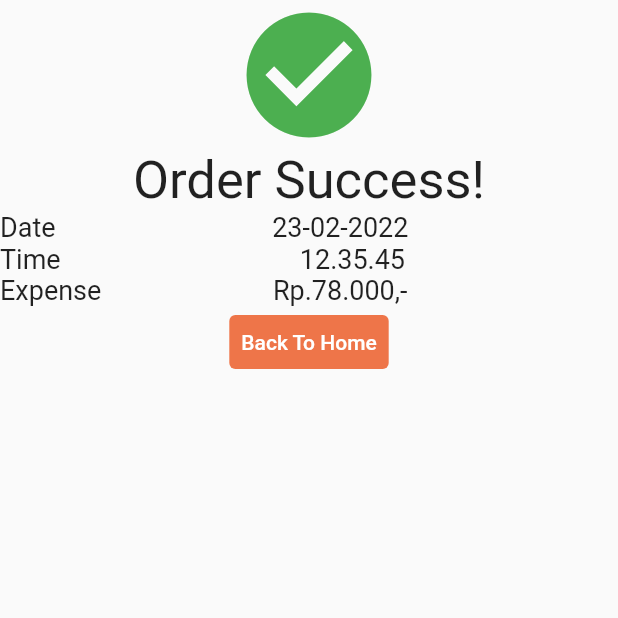
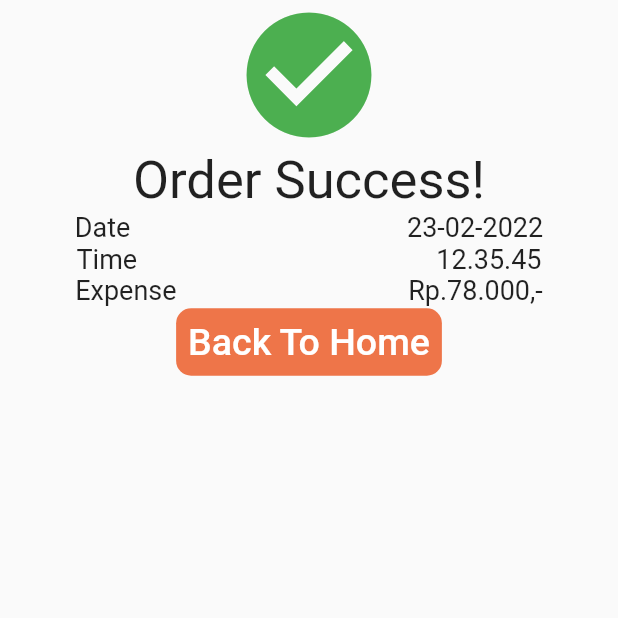
Before and after one commit to NafisHandoko/dahar-flutter, a Flutter app: the screen it shows after launch, on a phone screen of 412 x 824 dp, the top half of it. Run offline on Flutter 3.47's test engine with Material 2 defaults, Android fonts, the phone set to English and light mode, and no system bars.

Commit message:
edit teks pada row dan button

```diff
--- a/lib/screens/transaction_done.dart
+++ b/lib/screens/transaction_done.dart
@@ -28,36 +28,42 @@ class _TransactionDoneState extends State<TransactionDone> {
                 ),
               ),
               Row(
+                mainAxisAlignment: MainAxisAlignment.center,
                 children: [
                   Text(
                     'Date 23-02-2022',
-                    style: TextStyle(fontSize: 18, wordSpacing: 140),
+                    style: TextStyle(fontSize: 18, wordSpacing: 180),
                   ),
                 ],
               ),
               Row(
+                mainAxisAlignment: MainAxisAlignment.center,
                 children: [
                   Text(
                     'Time 12.35.45',
-                    style: TextStyle(fontSize: 18, wordSpacing: 155),
+                    style: TextStyle(fontSize: 18, wordSpacing: 195),
                   ),
                 ],
               ),
               Row(
+                mainAxisAlignment: MainAxisAlignment.center,
                 children: [
                   Text(
                     'Expense Rp.78.000,-',
-                    style: TextStyle(fontSize: 18, wordSpacing: 110),
+                    style: TextStyle(fontSize: 18, wordSpacing: 150),
                   ),
                 ],
               ),
               TextButton(
                 style: TextButton.styleFrom(
-                    backgroundColor: Color.fromRGBO(238, 117, 73, 1)),
+                  backgroundColor: Color.fromRGBO(238, 117, 73, 1),
+                  shape: RoundedRectangleBorder(
+                      borderRadius: BorderRadius.circular(10)),
+                ),
                 onPressed: () {},
                 child: Text(
                   'Back To Home',
-                  style: TextStyle(color: Colors.white),
+                  style: TextStyle(color: Colors.white, fontSize: 25),
                 ),
               ),
             ],
```
